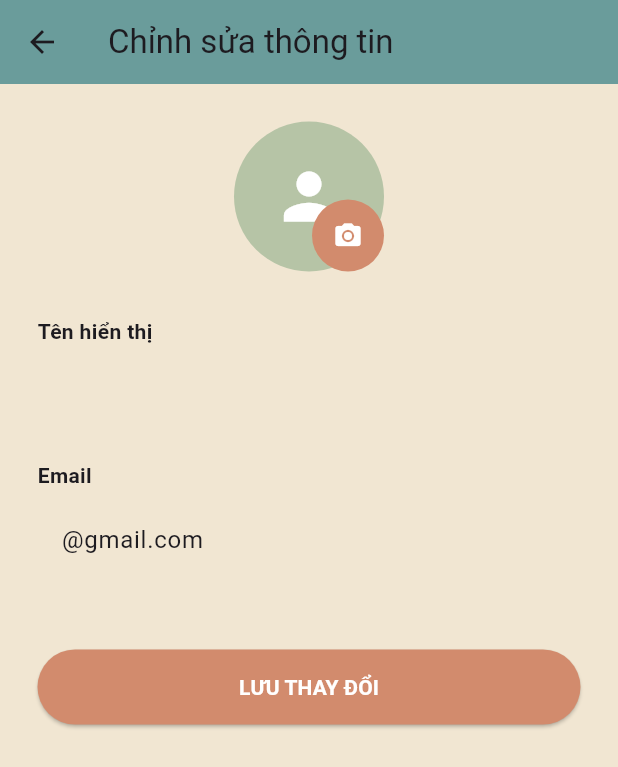
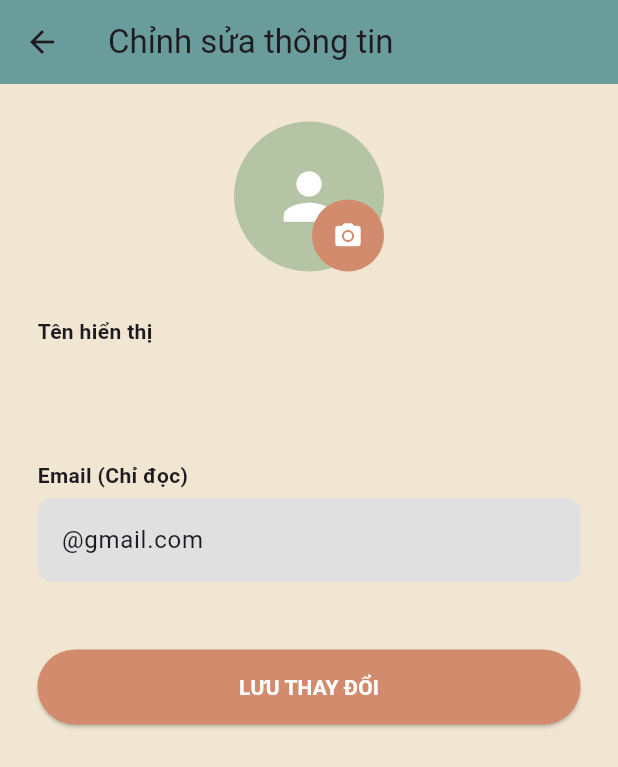
Before and after one commit to nkhanh05/ai-english-app-interface, a Flutter app: the EditProfilePage screen opened directly with empty values, after a tap on the "camera alt" icon, on a phone screen of 412 x 824 dp. Shown: the top 767 px of the screen. Run offline on Flutter 3.47's test engine with Material 3 defaults, Android fonts, the phone set to English and light mode, and no system bars; our stand-ins replace cached_network_image, flutter_tts, image_picker, supabase_flutter; missing offline and left inert: dart:ffi, ultralytics_yolo; accounts and stored records are empty.

Commit message:
Cập nhật

```diff
--- a/lib/edit_profile_page.dart
+++ b/lib/edit_profile_page.dart
@@ -1,7 +1,10 @@
+import 'dart:io';
 import 'package:flutter/material.dart';
+import 'package:image_picker/image_picker.dart'; // Import thư viện chọn ảnh
 import '/models/user/Student.dart';
 import '/service/StudentService.dart';
-import 'shared_widgets/constants.dart'; // Đảm bảo import file màu sắc của bạn
+import '/service/ImageService.dart'; // Import hàm upload ảnh của bạn
+import 'shared_widgets/constants.dart';
 
 class EditProfilePage extends StatefulWidget {
   final Student student;
@@ -14,17 +17,18 @@ class EditProfilePage extends StatefulWidget {
 
 class _EditProfilePageState extends State<EditProfilePage> {
   late TextEditingController _nameController;
-  late TextEditingController
-  _emailController; // Có thể bỏ nếu DB không hỗ trợ đổi Email
+  late TextEditingController _emailController;
   bool isSaving = false;
+
+  File? _selectedImage;
+  final ImagePicker _picker = ImagePicker();
+  final ImageService _imageService = ImageService();
 
   @override
   void initState() {
     super.initState();
     _nameController = TextEditingController(text: widget.student.fullName);
-    _emailController = TextEditingController(
-      text: "${widget.student.username}@gmail.com",
-    );
+    _emailController = TextEditingController(text: "${widget.student.username}@gmail.com");
   }
 
   @override
@@ -34,42 +38,61 @@ class _EditProfilePageState extends State<EditProfilePage> {
     super.dispose();
   }
 
+  // Mở thư viện để chọn ảnh
+  Future<void> _pickImage() async {
+    final pickedFile = await _picker.pickImage(source: ImageSource.gallery);
+    if (pickedFile != null) {
+      setState(() {
+        _selectedImage = File(pickedFile.path);
+      });
+    }
+  }
+
   Future<void> _handleSave() async {
     setState(() => isSaving = true);
 
-    // Chuẩn bị dữ liệu gửi lên Node.js
-    Map<String, dynamic> updateData = {"fullName": _nameController.text.trim()};
+    String? currentAvatarUrl = widget.student.avatarUrl;
 
-    bool success = await StudentService.updateProfile(
-      widget.student.userID,
-      updateData,
-    );
+    // Nếu có chọn ảnh mới -> Gọi hàm upload lên Supabase
+    if (_selectedImage != null) {
+      final uploadedUrl = await _imageService.uploadImageToAzure(_selectedImage!, 'avatars');
+      if (uploadedUrl != null) {
+        currentAvatarUrl = uploadedUrl;
+      } else {
+        ScaffoldMessenger.of(context).showSnackBar(
+          const SnackBar(content: Text("Lỗi khi tải ảnh lên, vui lòng thử lại!"))
+        );
+        setState(() => isSaving = false);
+        return;
+      }
+    }
+
+    // Đẩy thông tin text và url ảnh mới cập nhật
+    Map<String, dynamic> updateData = {
+      "fullName": _nameController.text.trim(),
+      "avatarUrl": currentAvatarUrl,
+    };
+
+    bool success = await StudentService.updateProfile(widget.student.userID, updateData);
 
     setState(() => isSaving = false);
 
     if (success && mounted) {
-      ScaffoldMessenger.of(
-        context,
-      ).showSnackBar(const SnackBar(content: Text("Cập nhật thành công!")));
-      Navigator.pop(context); // Trở về trang Profile
+      ScaffoldMessenger.of(context).showSnackBar(const SnackBar(content: Text("Cập nhật thành công!")));
+      Navigator.pop(context, true); // Bắn true về trang Profile để báo hiệu cần Load lại dữ liệu
     } else if (mounted) {
-      ScaffoldMessenger.of(
-        context,
-      ).showSnackBar(const SnackBar(content: Text("Lỗi khi cập nhật!")));
+      ScaffoldMessenger.of(context).showSnackBar(const SnackBar(content: Text("Lỗi khi cập nhật!")));
     }
   }
 
   @override
   Widget build(BuildContext context) {
     return Scaffold(
-      appBar: AppBar(
-        title: const Text("Chỉnh sửa thông tin"),
-        backgroundColor: colorTeal,
-      ),
+      appBar: AppBar(title: const Text("Chỉnh sửa thông tin"), backgroundColor: colorTeal),
       body: Container(
         width: double.infinity,
         height: double.infinity,
-        decoration: backgroundDecoration, // Từ file constants.dart
+        decoration: backgroundDecoration,
         padding: const EdgeInsets.all(25),
         child: SingleChildScrollView(
           child: Column(
@@ -80,58 +103,35 @@ class _EditProfilePageState extends State<EditProfilePage> {
                   CircleAvatar(
                     radius: 50,
                     backgroundColor: colorGreen,
-                    backgroundImage:
-                        widget.student.avatarUrl?.isNotEmpty == true
-                        ? NetworkImage(widget.student.avatarUrl!)
-                        : null,
-                    child: widget.student.avatarUrl?.isEmpty ?? true
-                        ? const Icon(
-                            Icons.person,
-                            size: 50,
-                            color: Colors.white,
-                          )
+                    // Nếu chọn ảnh mới -> hiện ảnh mới. Nếu không -> lấy link URL từ Web
+                    backgroundImage: _selectedImage != null
+                        ? FileImage(_selectedImage!) as ImageProvider
+                        : (widget.student.avatarUrl?.isNotEmpty == true
+                            ? NetworkImage(widget.student.avatarUrl!)
+                            : null),
+                    child: (_selectedImage == null && (widget.student.avatarUrl == null || widget.student.avatarUrl!.isEmpty))
+                        ? const Icon(Icons.person, size: 50, color: Colors.white)
                         : null,
                   ),
                   Container(
-                    decoration: const BoxDecoration(
-                      color: colorOrange,
-                      shape: BoxShape.circle,
-                    ),
+                    decoration: const BoxDecoration(color: colorOrange, shape: BoxShape.circle),
                     child: IconButton(
-                      icon: const Icon(
-                        Icons.camera_alt,
-                        color: Colors.white,
-                        size: 20,
-                      ),
-                      onPressed: () {
-                        // TODO: Tích hợp thư viện image_picker để đổi ảnh
-                      },
+                      icon: const Icon(Icons.camera_alt, color: Colors.white, size: 20),
+                      onPressed: _pickImage, // Gán sự kiện chọn ảnh
                     ),
                   ),
                 ],
               ),
               const SizedBox(height: 30),
-
               _buildEditField("Tên hiển thị", _nameController),
-              _buildEditField("Email", _emailController),
-
+              _buildEditField("Email (Chỉ đọc)", _emailController, readOnly: true),
               const SizedBox(height: 30),
-
               ElevatedButton(
                 onPressed: isSaving ? null : _handleSave,
-                style: ElevatedButton.styleFrom(
-                  backgroundColor: colorOrange,
-                  minimumSize: const Size(double.infinity, 50),
-                ),
+                style: ElevatedButton.styleFrom(backgroundColor: colorOrange, minimumSize: const Size(double.infinity, 50)),
                 child: isSaving
                     ? const CircularProgressIndicator(color: Colors.white)
-                    : const Text(
-                        "LƯU THAY ĐỔI",
-                        style: TextStyle(
-                          color: Colors.white,
-                          fontWeight: FontWeight.bold,
-                        ),
-                      ),
+                    : const Text("LƯU THAY ĐỔI", style: TextStyle(color: Colors.white, fontWeight: FontWeight.bold)),
               ),
             ],
           ),
@@ -140,7 +140,7 @@ class _EditProfilePageState extends State<EditProfilePage> {
     );
   }
 
-  Widget _buildEditField(String label, TextEditingController controller) {
+  Widget _buildEditField(String label, TextEditingController controller, {bool readOnly = false}) {
     return Padding(
       padding: const EdgeInsets.only(bottom: 15),
       child: Column(
@@ -150,13 +150,11 @@ class _EditProfilePageState extends State<EditProfilePage> {
           const SizedBox(height: 5),
           TextField(
             controller: controller,
+            readOnly: readOnly,
             decoration: InputDecoration(
               filled: true,
-              fillColor: colorBeige,
-              border: OutlineInputBorder(
-                borderRadius: BorderRadius.circular(10),
-                borderSide: BorderSide.none,
-              ),
+              fillColor: readOnly ? Colors.grey.shade300 : colorBeige,
+              border: OutlineInputBorder(borderRadius: BorderRadius.circular(10), borderSide: BorderSide.none),
             ),
           ),
         ],
```
